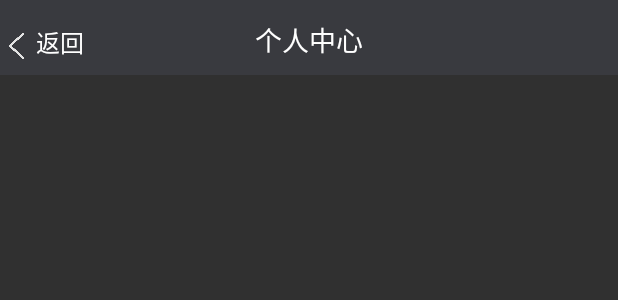
After one commit to SliD007/Counselor2, an Android app: the layout back_title_bar.xml on its own in the app's theme, with its tools: preview values and no code run, on a phone screen of 412 x 824 dp. The commit adds this screen. Shown: the top 300 px of the screen. Run offline under Robolectric (Android 15) with nearby library versions, the phone set to English and light mode, and no system bars.

Commit message:
个人中心

```diff
--- /dev/null
+++ b/app/src/main/res/layout/back_title_bar.xml
@@ -0,0 +1,30 @@
+<?xml version="1.0" encoding="utf-8"?>
+<RelativeLayout xmlns:android="http://schemas.android.com/apk/res/android"
+    android:layout_width="match_parent"
+    android:layout_height="50dp"
+    android:background="#393a3f">
+    <ImageView
+        android:id="@+id/backPersonalIm"
+        android:src="@drawable/back"
+        android:layout_width="20dp"
+        android:layout_height="20dp"
+        android:layout_alignParentLeft="true"
+        android:layout_alignParentBottom="true"
+        android:layout_marginLeft="2dp"
+        android:layout_marginBottom="10dp"/>
+    <TextView
+        android:id="@+id/backPersonalTv"
+        android:text="返回"
+        android:textSize="16sp"
+        android:textColor="#fff"
+        android:layout_width="wrap_content"
+        android:layout_height="wrap_content"
+        android:layout_toRightOf="@id/backPersonalIm"
+        android:layout_alignParentBottom="true"
+        android:layout_marginLeft="2dp"
+        android:layout_marginBottom="10dp"/>
+    <TextView
+        android:id="@+id/titleBarTv"
+        android:text="个人中心"
+        style="@style/text_titleBarCenter" />
+</RelativeLayout>
--- a/app/src/main/res/values/styles.xml
+++ b/app/src/main/res/values/styles.xml
@@ -37,7 +37,7 @@
         <item name="android:layout_width">wrap_content</item>
         <item name="android:layout_height">wrap_content</item>
         <item name="android:layout_centerVertical">true</item>
-        <item name="android:layout_marginLeft">@dimen/x20</item>
+        <item name="android:layout_marginLeft">10dp</item>
     </style>
 
     <!-- 底部栏字体主题 12白色距上y10 -->
@@ -64,7 +64,7 @@
         <item name="android:layout_height">30dp</item>
         <item name="android:layout_alignParentLeft">true</item>
         <item name="android:layout_centerVertical">true</item>
-        <item name="android:layout_marginLeft">@dimen/x40</item>
+        <item name="android:layout_marginLeft">20dp</item>
     </style>
     <!-- 右侧栏next_icon  -->
     <style name="nextIm">
@@ -72,6 +72,6 @@
         <item name="android:layout_height">20dp</item>
         <item name="android:layout_alignParentRight">true</item>
         <item name="android:layout_centerVertical">true</item>
-        <item name="android:layout_marginRight">@dimen/x40</item>
+        <item name="android:layout_marginRight">20dp</item>
     </style>
 </resources>
```
